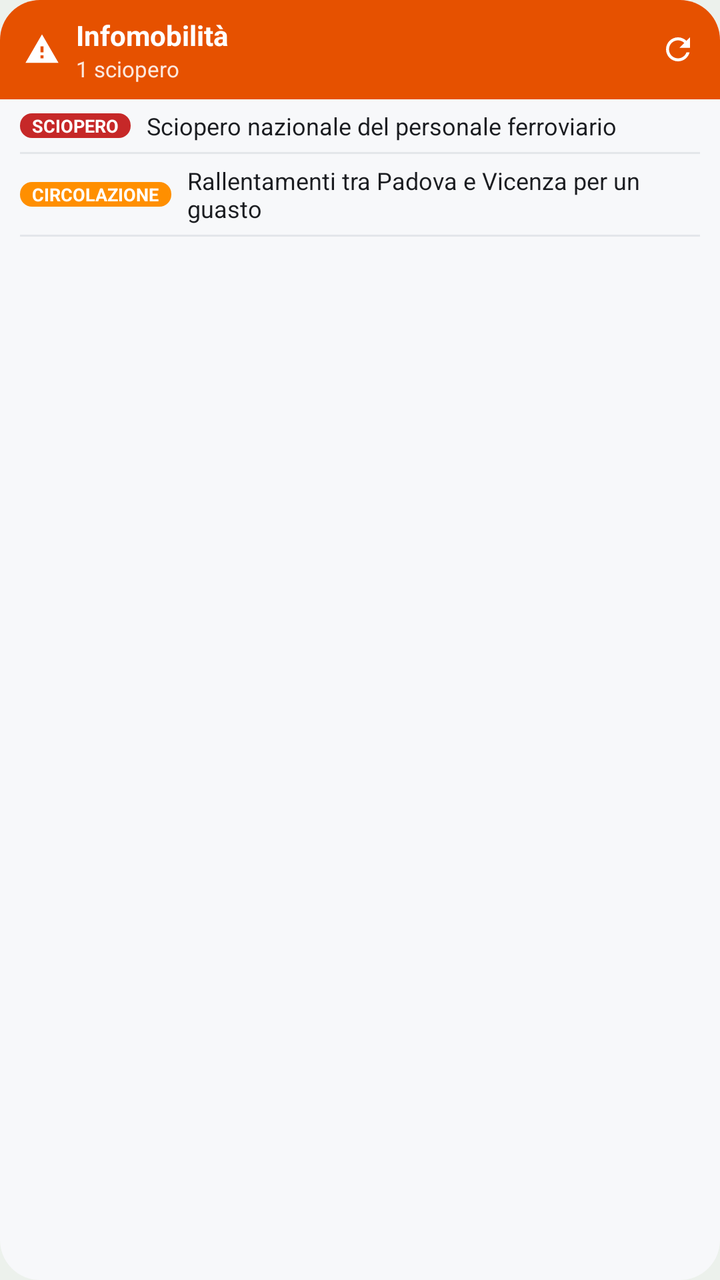
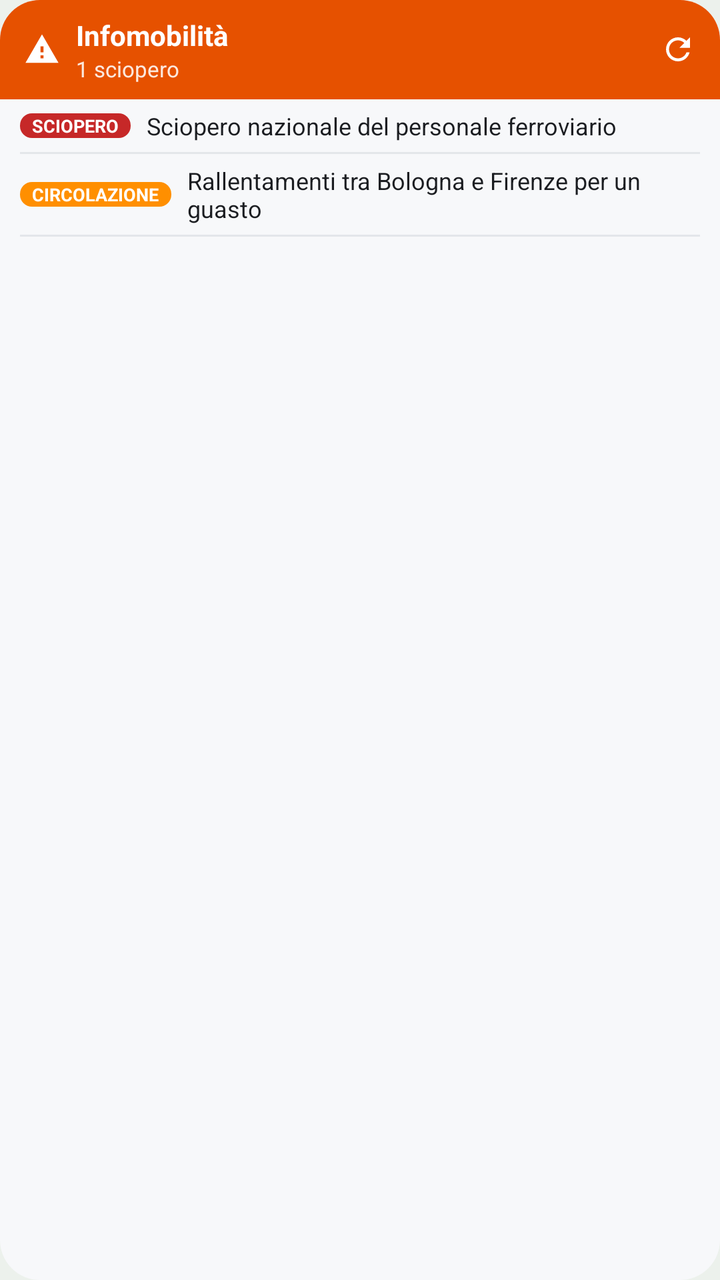

Two renders of the same Android screen: before a commit and after it. Below are the layout's source before the change and the commit's diff.
<!-- AndroidManifest.xml: application theme Theme.Capotreno -->
<!-- res/layout/widget_preview_info.xml -->
<?xml version="1.0" encoding="utf-8"?>
<LinearLayout xmlns:android="http://schemas.android.com/apk/res/android"
    android:layout_width="match_parent" android:layout_height="match_parent"
    android:orientation="vertical" android:background="@drawable/widget_preview_bg">
    <LinearLayout android:layout_width="match_parent" android:layout_height="wrap_content"
        android:orientation="horizontal" android:gravity="center_vertical"
        android:background="@drawable/widget_preview_header" android:backgroundTint="#FFE65100"
        android:paddingStart="12dp" android:paddingEnd="12dp" android:paddingTop="8dp" android:paddingBottom="8dp">
        <ImageView android:layout_width="18dp" android:layout_height="18dp"
            android:src="@drawable/ic_widget_info" android:tint="#FFFFFFFF" />
        <LinearLayout android:layout_width="0dp" android:layout_weight="1" android:layout_height="wrap_content"
            android:orientation="vertical" android:layout_marginStart="8dp">
            <TextView android:layout_width="wrap_content" android:layout_height="wrap_content"
                android:text="Infomobilità" android:textColor="#FFFFFFFF" android:textSize="14sp" android:textStyle="bold" android:maxLines="1" />
            <TextView android:layout_width="wrap_content" android:layout_height="wrap_content"
                android:text="1 sciopero" android:textColor="#DDFFFFFF" android:textSize="11sp" android:maxLines="1" />
        </LinearLayout>
        <ImageView android:layout_width="18dp" android:layout_height="18dp"
            android:src="@drawable/ic_widget_refresh" android:tint="#FFFFFFFF" />
    </LinearLayout>
    <LinearLayout android:layout_width="match_parent" android:layout_height="wrap_content"
        android:orientation="vertical" android:paddingStart="10dp" android:paddingEnd="10dp">
        <LinearLayout android:layout_width="match_parent" android:layout_height="wrap_content"
            android:orientation="horizontal" android:gravity="center_vertical" android:paddingTop="5dp" android:paddingBottom="5dp">
            <TextView android:layout_width="wrap_content" android:layout_height="wrap_content"
                android:text="SCIOPERO" android:textColor="#FFFFFFFF" android:textSize="9sp" android:textStyle="bold"
                android:background="@drawable/widget_preview_chip" android:backgroundTint="#FFC62828"
                android:paddingStart="6dp" android:paddingEnd="6dp" android:layout_marginEnd="4dp" />
            <TextView android:layout_width="0dp" android:layout_weight="1" android:layout_height="wrap_content" android:layout_marginStart="4dp"
                android:text="Sciopero nazionale del personale ferroviario" android:textColor="@color/widget_fg" android:textSize="12sp" android:maxLines="2" />
        </LinearLayout>
        <View android:layout_width="match_parent" android:layout_height="1dp" android:background="@color/widget_line" />
        <LinearLayout android:layout_width="match_parent" android:layout_height="wrap_content"
            android:orientation="horizontal" android:gravity="center_vertical" android:paddingTop="5dp" android:paddingBottom="5dp">
            <TextView android:layout_width="wrap_content" android:layout_height="wrap_content"
                android:text="CIRCOLAZIONE" android:textColor="#FFFFFFFF" android:textSize="9sp" android:textStyle="bold"
                android:background="@drawable/widget_preview_chip" android:backgroundTint="#FFFF8F00"
                android:paddingStart="6dp" android:paddingEnd="6dp" android:layout_marginEnd="4dp" />
            <TextView android:layout_width="0dp" android:layout_weight="1" android:layout_height="wrap_content" android:layout_marginStart="4dp"
                android:text="Rallentamenti tra Padova e Vicenza per un guasto" android:textColor="@color/widget_fg" android:textSize="12sp" android:maxLines="2" />
        </LinearLayout>
        <View android:layout_width="match_parent" android:layout_height="1dp" android:background="@color/widget_line" />
    </LinearLayout>
</LinearLayout>
<!-- resources referenced by this layout -->
<resources>
  <color name="widget_fg">#FF1B1D21</color>
  <color name="widget_line">#FFE3E6EA</color>
  <!-- drawable ic_widget_info (drawable) -->
  <?xml version="1.0" encoding="utf-8"?>
  <vector xmlns:android="http://schemas.android.com/apk/res/android"
      android:width="24dp" android:height="24dp" android:viewportWidth="24" android:viewportHeight="24">
      <path android:fillColor="#FF000000" android:pathData="M1,21h22L12,2 1,21zM13,18h-2v-2h2v2zM13,14h-2v-4h2v4z" />
  </vector>
  <!-- drawable ic_widget_refresh (drawable) -->
  <?xml version="1.0" encoding="utf-8"?>
  <vector xmlns:android="http://schemas.android.com/apk/res/android"
      android:width="24dp" android:height="24dp" android:viewportWidth="24" android:viewportHeight="24">
      <path android:fillColor="#FF000000" android:pathData="M17.65,6.35C16.2,4.9 14.21,4 12,4c-4.42,0 -7.99,3.58 -7.99,8s3.57,8 7.99,8c3.73,0 6.84,-2.55 7.73,-6h-2.08c-0.82,2.33 -3.04,4 -5.65,4 -3.31,0 -6,-2.69 -6,-6s2.69,-6 6,-6c1.66,0 3.14,0.69 4.22,1.78L13,11h7V4l-2.35,2.35z" />
  </vector>
  <!-- drawable widget_preview_bg (drawable) -->
  <?xml version="1.0" encoding="utf-8"?>
  <shape xmlns:android="http://schemas.android.com/apk/res/android">
      <solid android:color="@color/widget_bg" />
      <corners android:radius="20dp" />
  </shape>
  <!-- drawable widget_preview_chip (drawable) -->
  <?xml version="1.0" encoding="utf-8"?>
  <shape xmlns:android="http://schemas.android.com/apk/res/android">
      <solid android:color="#FFFFFFFF" />
      <corners android:radius="6dp" />
  </shape>
  <!-- drawable widget_preview_header (drawable) -->
  <?xml version="1.0" encoding="utf-8"?>
  <shape xmlns:android="http://schemas.android.com/apk/res/android">
      <solid android:color="#FFFFFFFF" />
      <corners android:topLeftRadius="20dp" android:topRightRadius="20dp" />
  </shape>
  <style name="Theme.Capotreno" parent="android:Theme.Material.Light.NoActionBar">
          <item name="android:windowBackground">@color/window_background</item>
      </style>
  <color name="widget_bg">#FFF7F8FA</color>
  <color name="window_background">#FFECF1EC</color>
</resources>

<!-- the commit's change to res/layout/widget_preview_info.xml (unified diff, before → after) -->
@@ -37,7 +37,7 @@
                 android:background="@drawable/widget_preview_chip" android:backgroundTint="#FFFF8F00"
                 android:paddingStart="6dp" android:paddingEnd="6dp" android:layout_marginEnd="4dp" />
             <TextView android:layout_width="0dp" android:layout_weight="1" android:layout_height="wrap_content" android:layout_marginStart="4dp"
-                android:text="Rallentamenti tra Padova e Vicenza per un guasto" android:textColor="@color/widget_fg" android:textSize="12sp" android:maxLines="2" />
+                android:text="Rallentamenti tra Bologna e Firenze per un guasto" android:textColor="@color/widget_fg" android:textSize="12sp" android:maxLines="2" />
         </LinearLayout>
         <View android:layout_width="match_parent" android:layout_height="1dp" android:background="@color/widget_line" />
     </LinearLayout>
